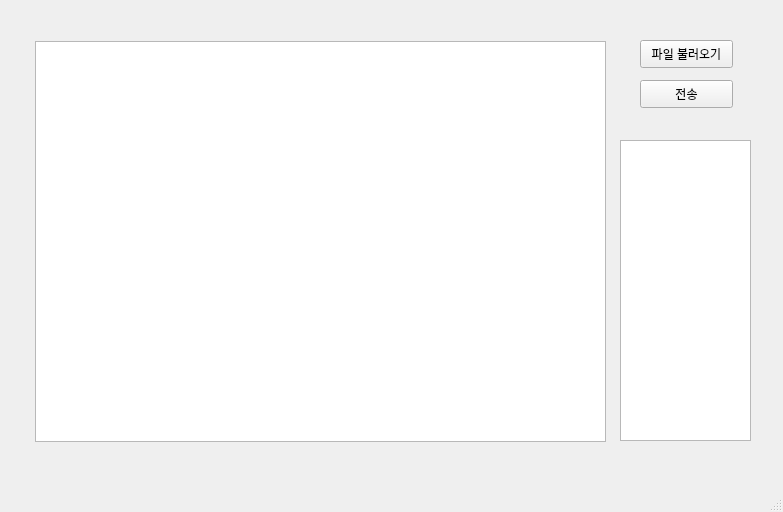
First picture: the form in MainWindow.ui, repository chlyoo/QtMailSender, before the edit.
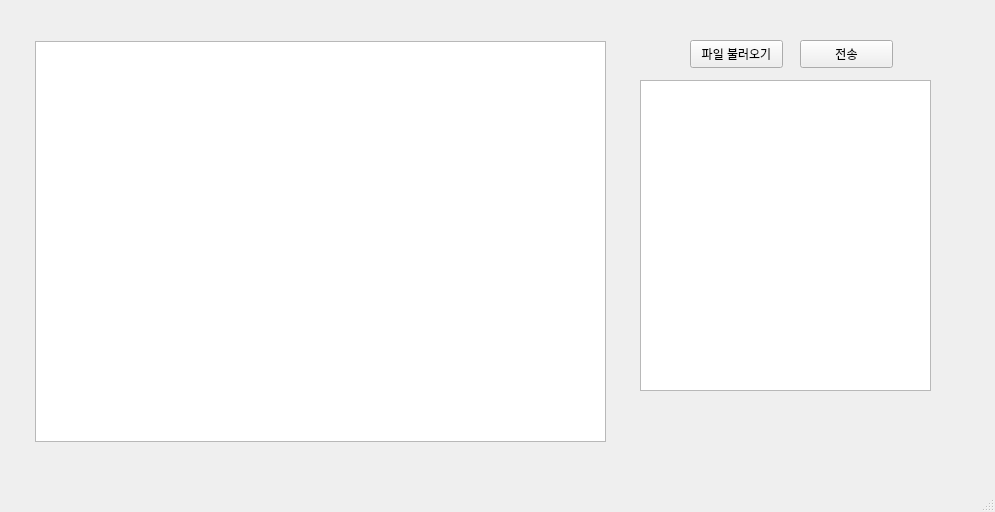
Second picture: the form after the edit.

Patch:
```diff
--- a/MainWindow.ui
+++ b/MainWindow.ui
@@ -6,7 +6,7 @@
    <rect>
     <x>0</x>
     <y>0</y>
-    <width>783</width>
+    <width>995</width>
     <height>512</height>
    </rect>
   </property>
@@ -17,8 +17,8 @@
    <widget class="QPushButton" name="sendmail">
     <property name="geometry">
      <rect>
-      <x>640</x>
-      <y>80</y>
+      <x>800</x>
+      <y>40</y>
       <width>93</width>
       <height>28</height>
      </rect>
@@ -30,7 +30,7 @@
    <widget class="QPushButton" name="getfile">
     <property name="geometry">
      <rect>
-      <x>640</x>
+      <x>690</x>
       <y>40</y>
       <width>93</width>
       <height>28</height>
@@ -50,13 +50,13 @@
      </rect>
     </property>
    </widget>
-   <widget class="QTextBrowser" name="textBrowser">
+   <widget class="QTextEdit" name="textEdit_2">
     <property name="geometry">
      <rect>
-      <x>620</x>
-      <y>140</y>
-      <width>131</width>
-      <height>301</height>
+      <x>640</x>
+      <y>80</y>
+      <width>291</width>
+      <height>311</height>
      </rect>
     </property>
    </widget>
```
